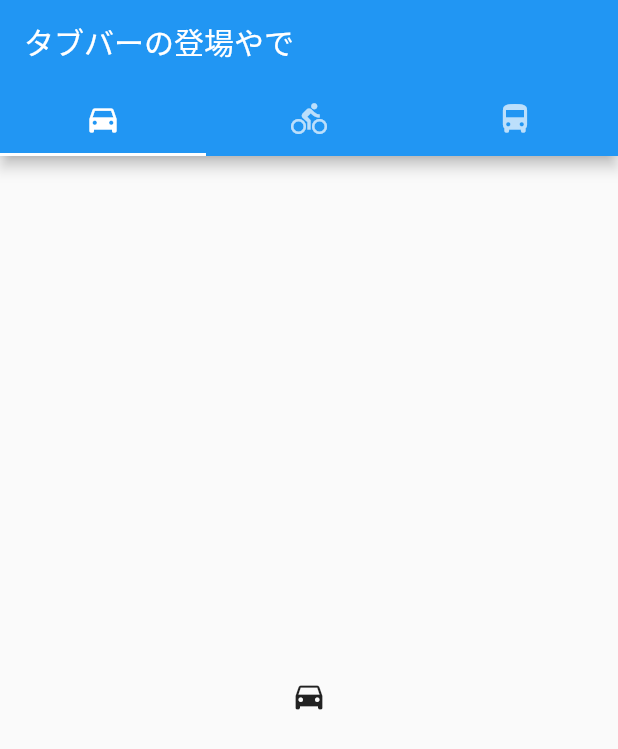
After one commit to fummicc1/FlutterCookbookPractice, a Flutter app: the screen it shows after launch, on a phone screen of 412 x 824 dp. The commit adds this screen. Shown: the top 749 px of the screen. Run offline on Flutter 3.47's test engine with Material 2 defaults, Android fonts, the phone set to English and light mode, and no system bars.

Commit message:
Tabbar Done

```diff
--- /dev/null
+++ b/lib/TabBar/main.dart
@@ -0,0 +1,36 @@
+import 'package:flutter/material.dart';
+
+class TabBarPage extends StatefulWidget {
+  @override
+  _TabBarPageState createState() => _TabBarPageState();
+}
+
+class _TabBarPageState extends State<TabBarPage> {
+  @override
+  Widget build(BuildContext context) {
+    return DefaultTabController(
+      length: 3,
+      child: Scaffold(
+        appBar: AppBar(
+          title: Text("タブバーの登場やで"),
+          bottom: TabBar(tabs: [
+            Tab(
+              icon: Icon(Icons.directions_car),
+            ),
+            Tab(
+              icon: Icon(Icons.directions_bike),
+            ),
+            Tab(
+              icon: Icon(Icons.directions_bus),
+            )
+          ]),
+        ),
+        body: TabBarView(children: [
+          Icon(Icons.directions_car),
+          Icon(Icons.directions_bike),
+          Icon(Icons.directions_bus)
+        ])
+      ),
+    );
+  }
+}
--- a/lib/main.dart
+++ b/lib/main.dart
@@ -3,6 +3,7 @@ import 'package:flutter_app_cookbook/Animation/main.dart';
 import 'package:flutter_app_cookbook/Drawer/main.dart';
 import 'package:flutter_app_cookbook/SnackBar/main.dart';
 import 'package:flutter_app_cookbook/UIOrientation/main.dart';
+import 'package:flutter_app_cookbook/TabBar/main.dart';
 
 void main() => runApp(MyApp());
 
@@ -24,7 +25,7 @@ class MyApp extends StatelessWidget {
         // is not restarted.
         primarySwatch: Colors.blue,
       ),
-      home: UIOrientationPage(),
+      home: TabBarPage(),
     );
   }
 }
```
